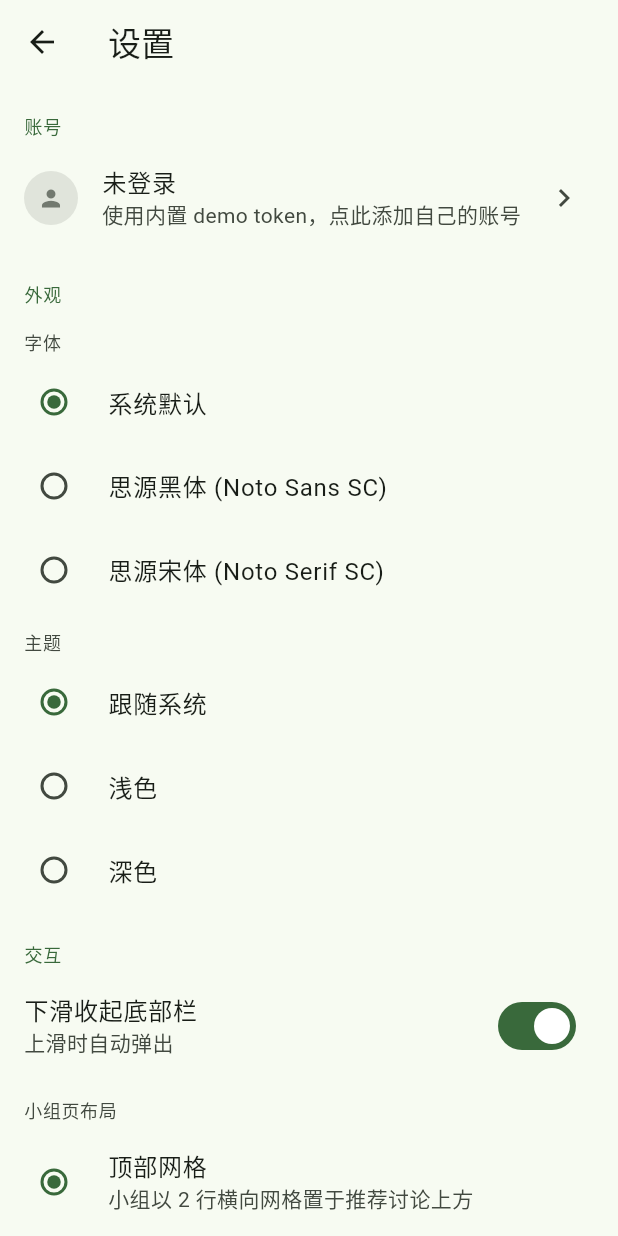
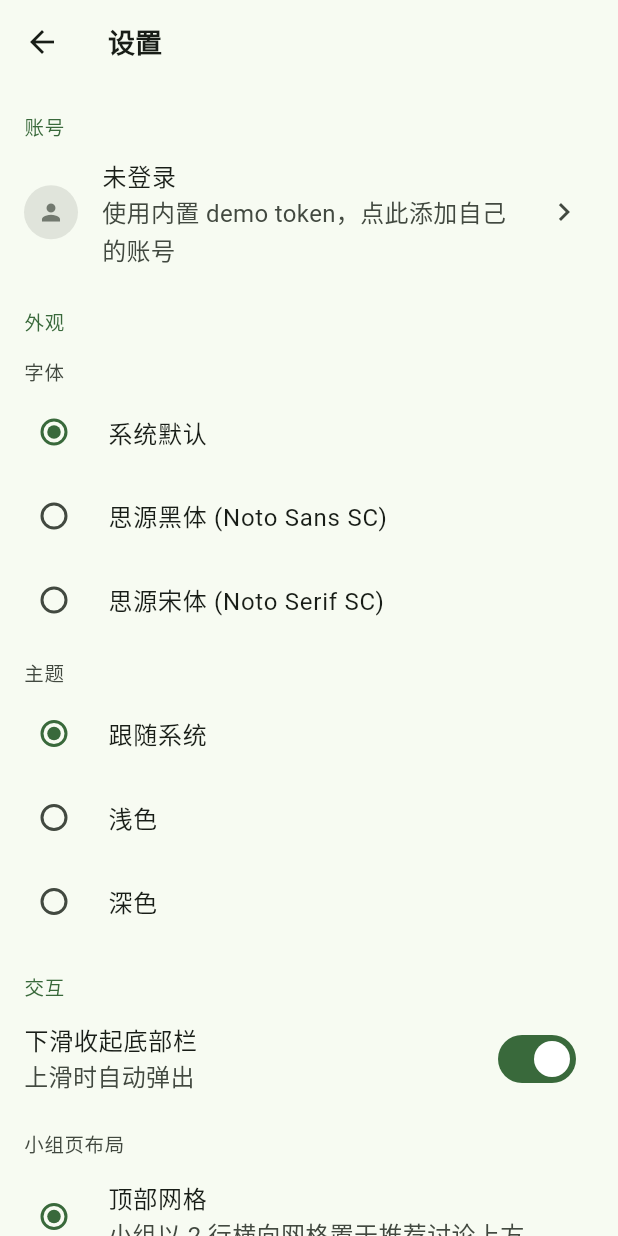
Before and after one commit to Gexi0619/frodo-flutter, a Flutter app: the screen it shows after launch, after a tap on the "settings" icon, on a phone screen of 412 x 824 dp. Run offline on Flutter 3.47's test engine with Material 3 defaults, Android fonts, the phone set to English and light mode, and no system bars; our stand-ins replace dio, extended_image, flutter_animate, flutter_html, flutter_riverpod, freezed_annotation and 7 more; missing offline and left inert: gal; network calls fail.

Commit message:
ui: 统一字号

```diff
--- a/lib/src/pages/accounts/accounts_page.dart
+++ b/lib/src/pages/accounts/accounts_page.dart
@@ -103,8 +103,7 @@ class _AccountTile extends ConsumerWidget {
                 ),
                 child: Text(
                   '当前',
-                  style: TextStyle(
-                    fontSize: 11,
+                  style: Theme.of(context).textTheme.labelSmall?.copyWith(
                     color: scheme.onPrimaryContainer,
                   ),
                 ),
--- a/lib/src/pages/topic/sections/post.dart
+++ b/lib/src/pages/topic/sections/post.dart
@@ -64,8 +64,7 @@ class TopicPost extends StatelessWidget {
       children: [
         Text(
           topic.title,
-          style: theme.textTheme.headlineSmall
-              ?.copyWith(fontWeight: FontWeight.w600),
+          style: theme.textTheme.titleLarge,
         ),
         const SizedBox(height: 12),
         Row(
--- a/lib/src/pages/topic/topic.dart
+++ b/lib/src/pages/topic/topic.dart
@@ -128,7 +128,7 @@ class _TopicPageState extends ConsumerState<TopicPage>
           width: double.infinity,
           child: Text(
             topic.title,
-            style: const TextStyle(fontSize: 17),
+            style: Theme.of(context).textTheme.titleLarge,
             maxLines: 1,
             overflow: TextOverflow.ellipsis,
           ),
@@ -146,7 +146,7 @@ class _TopicPageState extends ConsumerState<TopicPage>
         child: Row(
           mainAxisSize: MainAxisSize.min,
           children: [
-            Text(group.name, style: const TextStyle(fontSize: 17)),
+            Text(group.name, style: Theme.of(context).textTheme.titleLarge),
             if (group.avatar != null) ...[
               const SizedBox(width: 8),
               ClipRRect(
--- a/lib/src/pages/user/sections/header.dart
+++ b/lib/src/pages/user/sections/header.dart
@@ -98,10 +98,7 @@ class _AppBarTitle extends StatelessWidget {
               Flexible(
                 child: Text(
                   user!.name,
-                  style: const TextStyle(
-                    fontSize: 17,
-                    fontWeight: FontWeight.w600,
-                  ),
+                  style: Theme.of(context).textTheme.titleLarge,
                   maxLines: 1,
                   overflow: TextOverflow.ellipsis,
                 ),
--- a/lib/src/theme.dart
+++ b/lib/src/theme.dart
@@ -49,10 +49,33 @@ class AppTheme {
   }
 
   static TextTheme _textTheme(String? fontFamily, TextTheme base) {
-    return switch (fontFamily) {
+    final withFont = switch (fontFamily) {
       'Noto Sans SC' => GoogleFonts.notoSansScTextTheme(base),
       'Noto Serif SC' => GoogleFonts.notoSerifScTextTheme(base),
       _ => base, // null 或未知 = 系统字体
     };
+    return _scale(withFont);
   }
+
+  /// 全 App 字号刻度的唯一出处。极简：内容只有 3 个字号 18 / 16 / 13，
+  /// 层级靠“字号 + 字重”两轴，相近的字号一律并为同一角色。
+  /// 想整体调大/调小可读性，只改这里。所有文字都应映射到这些语义角色，
+  /// 不在 widget 里写裸 `fontSize`，否则会绕过本刻度。
+  ///
+  ///  语义        M3 role            字号/字重  用途
+  ///  Title       titleLarge         18 / 600   页面 / AppBar 标题、统计大数字
+  ///  Subtitle    titleMedium        16 / 600   帖子标题、小组名、用户名
+  ///  Body        bodyLarge/Medium   16 / 400   所有正文：详情、摘要、描述、评论
+  ///  Caption     bodySmall/label*   13 / 400   作者 / 时间 / 计数 / 角标
+  ///
+  /// （labelLarge=14 为按钮文字，属 Material 自带体系，不动。）
+  static TextTheme _scale(TextTheme t) => t.copyWith(
+        titleLarge: t.titleLarge?.copyWith(fontSize: 18, fontWeight: FontWeight.w600),
+        titleMedium: t.titleMedium?.copyWith(fontSize: 16, fontWeight: FontWeight.w600),
+        bodyLarge: t.bodyLarge?.copyWith(fontSize: 16, height: 1.5),
+        bodyMedium: t.bodyMedium?.copyWith(fontSize: 16, height: 1.5),
+        bodySmall: t.bodySmall?.copyWith(fontSize: 13),
+        labelMedium: t.labelMedium?.copyWith(fontSize: 13),
+        labelSmall: t.labelSmall?.copyWith(fontSize: 13),
+      );
 }
--- /dev/null
+++ b/lib/src/ui/dimens.dart
@@ -0,0 +1,47 @@
+import 'package:flutter/widgets.dart';
+
+/// UI 设计令牌：间距 / 圆角 / 固定尺寸的唯一出处。
+///
+/// 约定：widget 里不再写裸数字（padding、SizedBox、圆角、头像尺寸等），
+/// 一律从这里取。需要随明暗主题变化的值放 ThemeExtension，不放这里；
+/// 字号 / 字重 / 行高一律走 `Theme.of(context).textTheme`，不在此定义。
+abstract final class Dim {
+  Dim._();
+
+  // ── 间距（t-shirt，4pt 栅格）────────────────────────────
+  static const double xxs = 2;
+  static const double xs = 4;
+  static const double sm = 8;
+  static const double md = 12;
+  static const double lg = 16;
+  static const double xl = 24;
+  static const double xxl = 32;
+
+  /// 页面 / 列表的默认水平边距。
+  static const double pageH = lg;
+
+  // ── 圆角 ────────────────────────────────────────────────
+  static const double radiusXs = 4; // 九宫格图片
+  static const double radiusSm = 6; // 缩略图、mini 头像
+  static const double radiusMd = 12;
+  static const double radiusLg = 16; // 卡片
+
+  // ── 固定元素尺寸 ────────────────────────────────────────
+  static const double avatarSm = 16; // 行内 mini 头像
+  static const double avatarMd = 40; // 列表头像（CircleAvatar radius 20）
+  static const double avatarLg = 64; // 主页大头像
+  static const double coverTile = 58; // 列表右侧封面缩略图
+  static const double iconBadge = 36; // 评论数气泡等小徽标
+
+  // ── 图标尺寸 ────────────────────────────────────────────
+  static const double iconXs = 14; // 元信息行的小图标
+  static const double iconSm = 16; // 行内强调图标（已认证等）
+  static const double iconMd = 24; // 标准操作图标
+
+  // ── 常用复合 padding（直接复用，省得重复拼）──────────────
+  /// 列表项标准内边距：水平 16 / 垂直 12。
+  static const EdgeInsets tile = EdgeInsets.symmetric(horizontal: lg, vertical: md);
+
+  /// 页面水平内边距。
+  static const EdgeInsets pageHInsets = EdgeInsets.symmetric(horizontal: pageH);
+}
--- a/lib/src/widgets/control_bar.dart
+++ b/lib/src/widgets/control_bar.dart
@@ -1,4 +1,6 @@
 import 'package:flutter/material.dart';
+
+import '../ui/dimens.dart';
 
 /// 帖子列表的吸顶控件栏外壳：左侧 [leading] 槽、右侧 [trailing] 槽，
 /// 统一 surface 背景 + 轻微抬升。具体放什么由调用方决定
@@ -75,7 +77,7 @@ class ControlBarDropdown<T> extends StatelessWidget {
           PopupMenuItem<T>(value: o.value, child: Text(o.label)),
       ],
       child: Padding(
-        padding: const EdgeInsets.symmetric(horizontal: 12, vertical: 8),
+        padding: const EdgeInsets.symmetric(horizontal: Dim.md, vertical: Dim.sm),
         child: Row(
           mainAxisSize: MainAxisSize.min,
           children: [
@@ -85,7 +87,7 @@ class ControlBarDropdown<T> extends StatelessWidget {
                 fontWeight: FontWeight.w600,
               ),
             ),
-            const SizedBox(width: 2),
+            const SizedBox(width: Dim.xxs),
             Icon(Icons.arrow_drop_down,
                 size: 20, color: theme.colorScheme.onSurfaceVariant),
           ],
--- a/lib/src/widgets/error_view.dart
+++ b/lib/src/widgets/error_view.dart
@@ -1,4 +1,6 @@
 import 'package:flutter/material.dart';
+
+import '../ui/dimens.dart';
 
 class ErrorView extends StatelessWidget {
   const ErrorView({super.key, required this.error, this.onRetry});
@@ -11,19 +13,19 @@ class ErrorView extends StatelessWidget {
     final theme = Theme.of(context);
     return Center(
       child: Padding(
-        padding: const EdgeInsets.all(32),
+        padding: const EdgeInsets.all(Dim.xxl),
         child: Column(
           mainAxisSize: MainAxisSize.min,
           children: [
             Icon(Icons.cloud_off_rounded,
                 size: 56, color: theme.colorScheme.error),
-            const SizedBox(height: 12),
+            const SizedBox(height: Dim.md),
             Text(
               '加载失败',
               style: theme.textTheme.titleMedium,
               textAlign: TextAlign.center,
             ),
-            const SizedBox(height: 6),
+            const SizedBox(height: Dim.sm),
             Text(
               '$error',
               style: theme.textTheme.bodySmall
@@ -33,7 +35,7 @@ class ErrorView extends StatelessWidget {
               overflow: TextOverflow.ellipsis,
             ),
             if (onRetry != null) ...[
-              const SizedBox(height: 16),
+              const SizedBox(height: Dim.lg),
               FilledButton.tonal(onPressed: onRetry, child: const Text('重试')),
             ],
           ],
--- a/lib/src/widgets/user_avatar.dart
+++ b/lib/src/widgets/user_avatar.dart
@@ -2,10 +2,11 @@ import 'package:flutter/material.dart';
 import 'package:go_router/go_router.dart';
 
 import '../routing/app_routes.dart';
+import '../ui/dimens.dart';
 import 'frodo_image.dart';
 
 class UserAvatar extends StatelessWidget {
-  const UserAvatar({super.key, this.url, this.radius = 16, this.userId});
+  const UserAvatar({super.key, this.url, this.radius = Dim.avatarSm, this.userId});
 
   final String? url;
   final double radius;
```
Also changed, not shown: lib/src/pages/group/sections/group_header.dart (+5 -6 lines), lib/src/widgets/doulist_cover.dart (+17 -16 lines), lib/src/widgets/frodo_image.dart (+12 -12 lines), lib/src/widgets/group_card.dart (+15 -12 lines), lib/src/widgets/image_viewer_page.dart (+5 -6 lines), lib/src/widgets/topic_card.dart (+26 -25 lines), lib/src/widgets/topic_content.dart (+11 -13 lines), lib/src/widgets/topic_tile.dart (+16 -16 lines), lib/src/widgets/user_tile.dart (+4 -3 lines).
